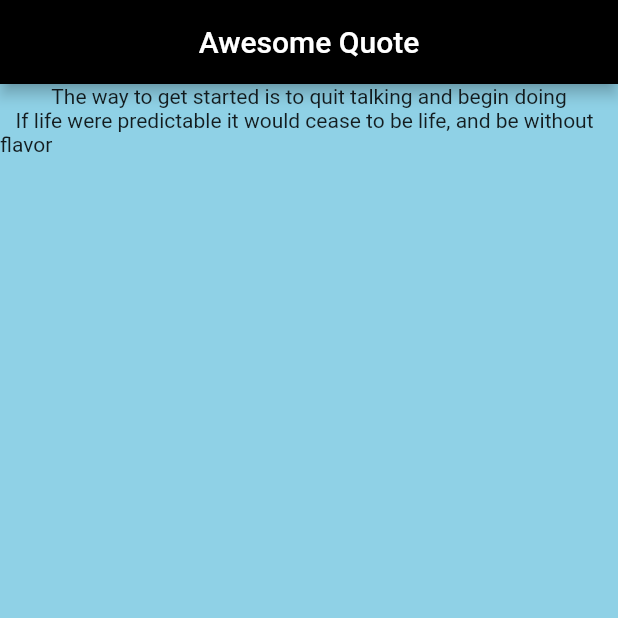
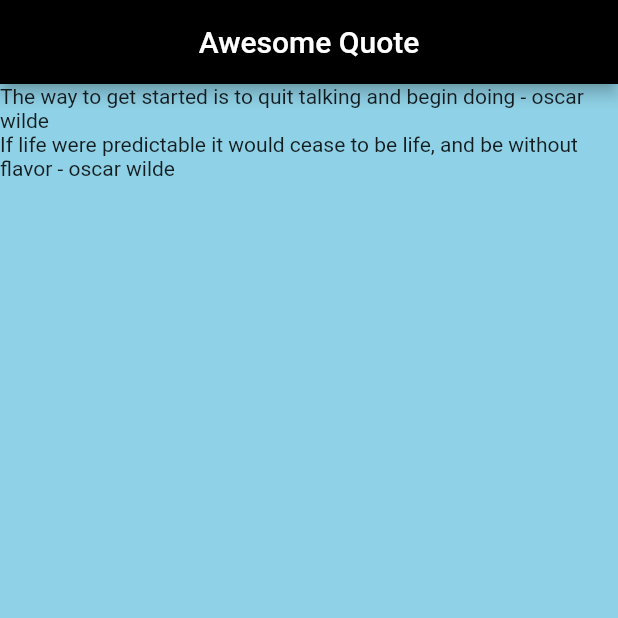
Before and after one commit to malavikaac/Flutter-_Card, a Flutter app: the screen it shows after launch, on a phone screen of 412 x 824 dp, the top half of it. Run offline on Flutter 3.47's test engine with Material 2 defaults, Android fonts, the phone set to English and light mode, and no system bars.

Commit message:
feat:Quotelist

```diff
--- a/lib/main.dart
+++ b/lib/main.dart
@@ -1,4 +1,5 @@
 import 'package:flutter/material.dart';
+import 'quote.dart';
 
 void main() => runApp(MaterialApp(
       home: QuoteList(),
@@ -12,9 +13,14 @@ class QuoteList extends StatefulWidget {
 }
 
 class _QuoteListState extends State<QuoteList> {
-  List<String> quotes = [
-    'The way to get started is to quit talking and begin doing',
-    '   If life were predictable it would cease to be life, and be without flavor',
+  List<Quote> quotes = [
+    Quote(
+        author: 'oscar wilde',
+        text: 'The way to get started is to quit talking and begin doing'),
+    Quote(
+        author: 'oscar wilde',
+        text:
+            'If life were predictable it would cease to be life, and be without flavor')
   ];
   @override
   Widget build(BuildContext context) {
@@ -26,13 +32,9 @@ class _QuoteListState extends State<QuoteList> {
           backgroundColor: Colors.black,
         ),
         body: Column(
-          children: quotes.map((quote) {
-            // => (quote)).tolist(),
-            SizedBox(
-              height: 80.0,
-            );
-            return Text(quote);
-          }).toList(),
+          children: quotes
+              .map((quote) => Text('${quote.text} - ${quote.author}'))
+              .toList(),
         ));
   }
 }
--- /dev/null
+++ b/lib/quote.dart
@@ -0,0 +1,6 @@
+class Quote {
+  String? text;
+  String? author;
+
+  Quote({this.text, this.author});
+}
```
